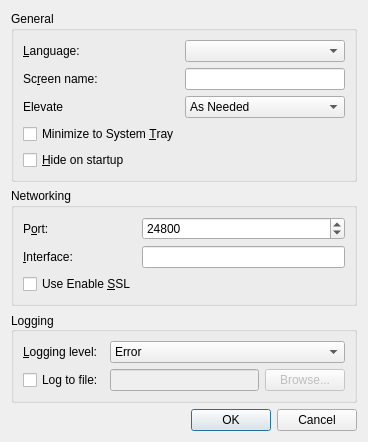
Before: the Qt Designer form src/gui/src/SettingsDialogBase.ui in deskflow/deskflow, drawn with Qt 5.
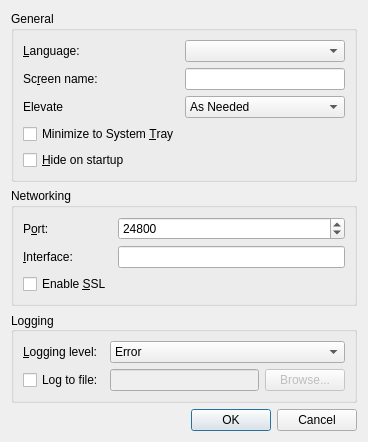
After: the same form once the commit is applied.

Commit message: fix autohide on windows and correct a typo in settings ui

The edit to the form file:
```diff
--- a/src/gui/src/SettingsDialogBase.ui
+++ b/src/gui/src/SettingsDialogBase.ui
@@ -184,7 +184,7 @@
       <item row="2" column="0">
        <widget class="QCheckBox" name="m_pCheckBoxEnableCrypto">
         <property name="text">
-         <string>Use Enable &amp;SSL</string>
+         <string>Enable &amp;SSL</string>
         </property>
        </widget>
       </item>
```
The commit also changes 2 other files.
